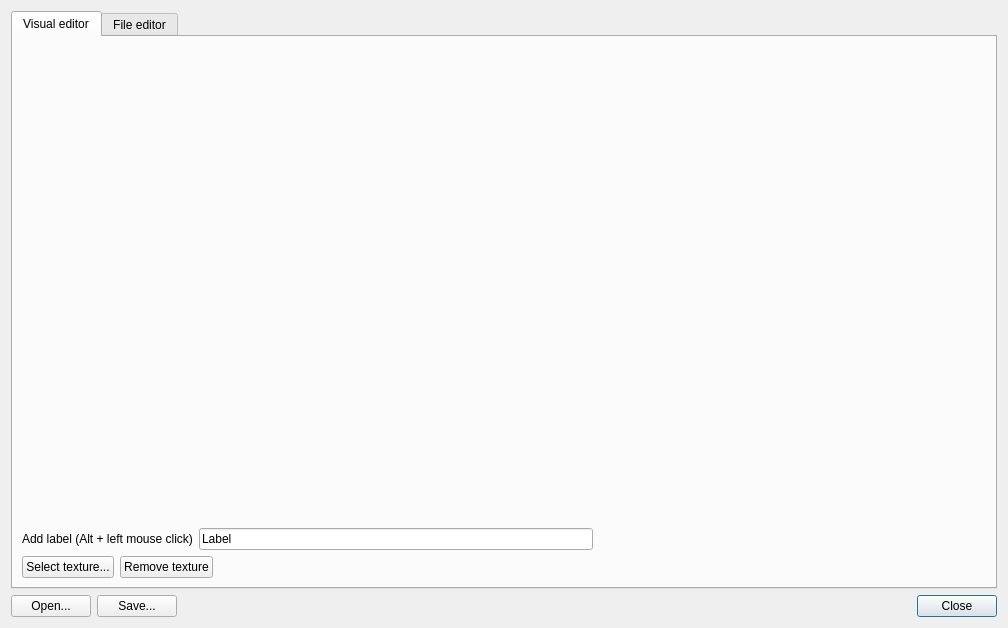
PavelMr/skytechx, file chorizoneditor.ui: the form before one commit.
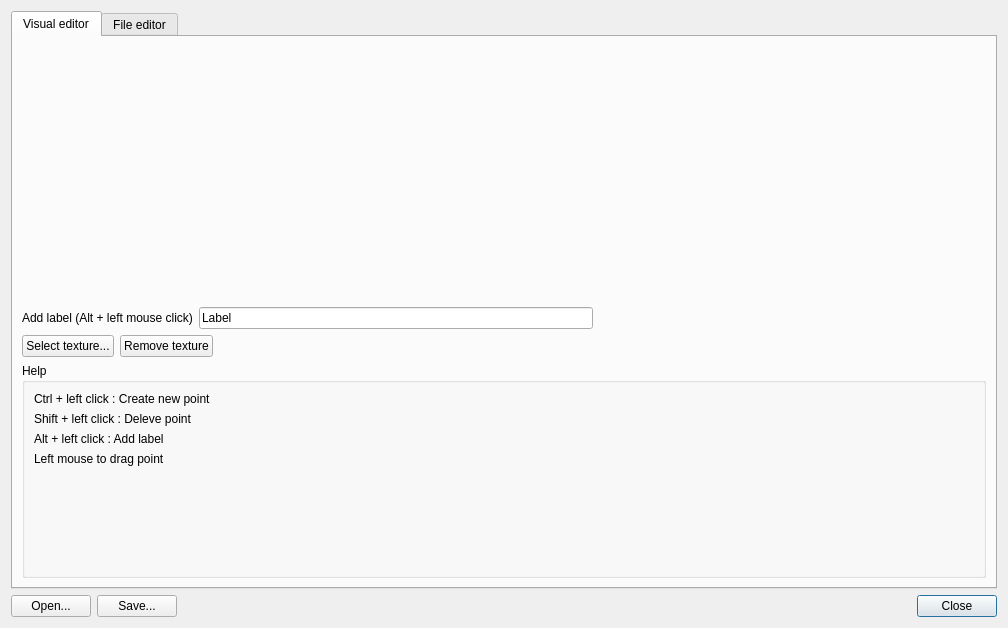
The form after the commit. Custom widgets are drawn as their Qt base class.

Commit message: Horizon editor help

Patch:
```diff
--- a/chorizoneditor.ui
+++ b/chorizoneditor.ui
@@ -28,6 +28,12 @@
         <layout class="QVBoxLayout" name="verticalLayout_4">
          <item>
           <widget class="CHorizonWidget" name="frame">
+           <property name="minimumSize">
+            <size>
+             <width>0</width>
+             <height>255</height>
+            </size>
+           </property>
            <property name="cursor">
             <cursorShape>CrossCursor</cursorShape>
            </property>
@@ -100,6 +106,64 @@
            </item>
           </layout>
          </item>
+         <item>
+          <layout class="QVBoxLayout" name="verticalLayout_8">
+           <item>
+            <widget class="QGroupBox" name="groupBox">
+             <property name="title">
+              <string>Help</string>
+             </property>
+             <layout class="QVBoxLayout" name="verticalLayout_9">
+              <item>
+               <layout class="QGridLayout" name="gridLayout">
+                <item row="0" column="0">
+                 <widget class="QLabel" name="label_2">
+                  <property name="text">
+                   <string>Ctrl + left click : Create new point</string>
+                  </property>
+                 </widget>
+                </item>
+                <item row="2" column="0">
+                 <widget class="QLabel" name="label_3">
+                  <property name="text">
+                   <string>Alt + left click : Add label</string>
+                  </property>
+                 </widget>
+                </item>
+                <item row="1" column="0">
+                 <widget class="QLabel" name="label_4">
+                  <property name="text">
+                   <string>Shift + left click : Deleve point</string>
+                  </property>
+                 </widget>
+                </item>
+                <item row="3" column="0">
+                 <widget class="QLabel" name="label_5">
+                  <property name="text">
+                   <string>Left mouse to drag point</string>
+                  </property>
+                 </widget>
+                </item>
+               </layout>
+              </item>
+              <item>
+               <spacer name="verticalSpacer">
+                <property name="orientation">
+                 <enum>Qt::Vertical</enum>
+                </property>
+                <property name="sizeHint" stdset="0">
+                 <size>
+                  <width>20</width>
+                  <height>40</height>
+                 </size>
+                </property>
+               </spacer>
+              </item>
+             </layout>
+            </widget>
+           </item>
+          </layout>
+         </item>
         </layout>
        </widget>
        <widget class="QWidget" name="tab_2">
```
The commit also changes 4 other files.
